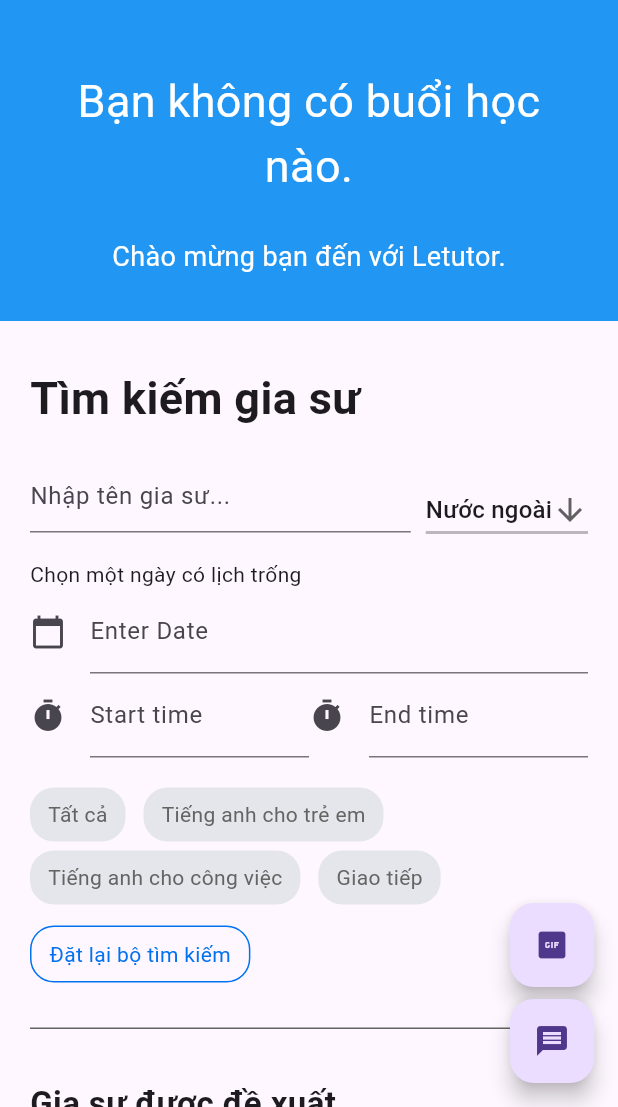
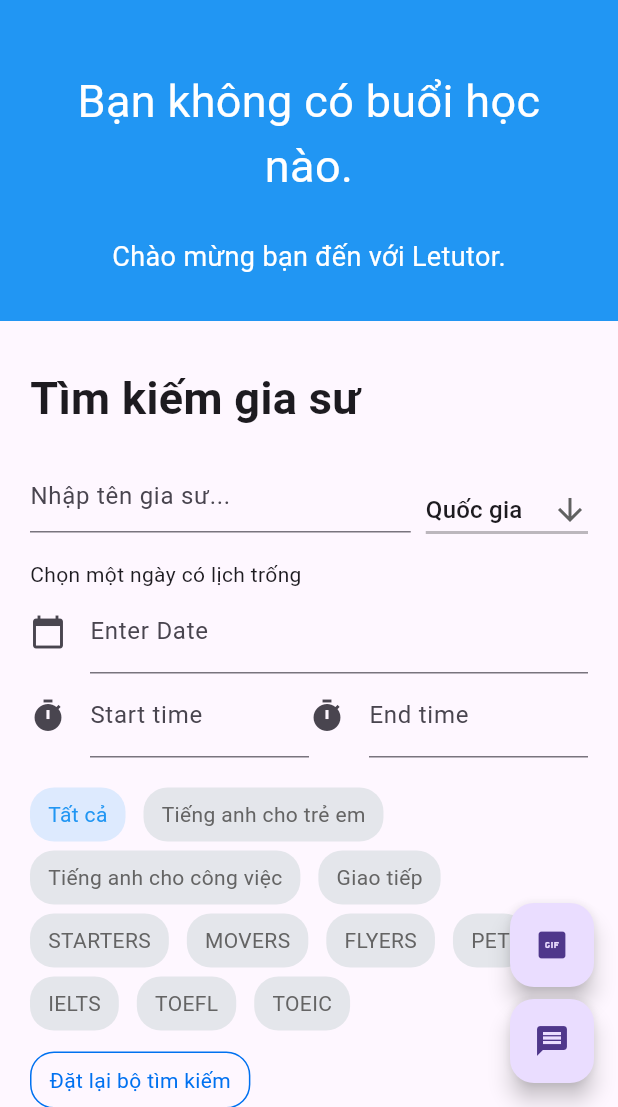
Before and after one commit to duongtanton/advanced-mobile-20_3, a Flutter app: the screen it shows after launch, after a tap on an icon or button, on a phone screen of 412 x 824 dp, the part 129-1236 px from its top. Run offline on Flutter 3.47's test engine with Material 3 defaults, Android fonts, the phone set to English and light mode, and no system bars; our stand-ins replace flutter_dotenv, flutter_svg, google_sign_in, readmore, shared_preferences, syncfusion_flutter_calendar and 1 more; missing offline and left inert: country_flags, easy_autocomplete, flutter_facebook_auth, number_paginator, time_range_picker; network calls fail.

Commit message:
Add filter search for home page

```diff
--- a/lib/main.dart
+++ b/lib/main.dart
@@ -4,6 +4,7 @@ import 'package:mobile_20120598/src/constants/country.dart';
 import 'package:mobile_20120598/src/pages/booking_page.dart';
 import 'package:mobile_20120598/src/pages/course_info_page.dart';
 import 'package:mobile_20120598/src/pages/courses_page.dart';
+import 'package:mobile_20120598/src/pages/error_page.dart';
 import 'package:mobile_20120598/src/pages/evaluate_page.dart';
 import 'package:mobile_20120598/src/pages/home_page.dart';
 import 'package:mobile_20120598/src/pages/lesson_info.dart';
@@ -29,17 +30,45 @@ class MyApp extends StatelessWidget {
     return MaterialApp(
       title: '20120598',
       initialRoute: "/sign-in",
-      routes: {
-        '/': (context) => const HomePage(title: "Home"),
-        '/sign-in': (context) => const SignInPage(title: "LetTuTor"),
-        '/sign-up': (context) => const SignUpPagePage(title: "LetTuTor"),
-        '/booking': (context) => const BookingPage(title: "LetTuTor"),
-        '/schedule': (context) => const SchedulePage(title: "LetTuTor"),
-        '/evaluate': (context) => const EvaluatePage(title: "LetTuTor"),
-        '/courses': (context) => const CoursesPage(title: "LetTuTor"),
-        '/course-info': (context) => const CourseInfoPage(title: "LetTuTor"),
-        '/lesson-info': (context) => const LessonInfoPage(title: "LetTuTor"),
-        '/video-call': (context) => const VideoCallPage(title: "LetTuTor"),
+      onGenerateRoute: (settings) {
+        switch (settings.name) {
+          case '/':
+            return MaterialPageRoute(
+                builder: (context) => const HomePage(title: ""));
+          case '/sign-in':
+            return MaterialPageRoute(
+                builder: (context) => const SignInPage(title: "sign-in"));
+          case '/sign-up':
+            return MaterialPageRoute(
+                builder: (context) => const SignUpPagePage(title: "sign-up"));
+          case '/booking':
+            return MaterialPageRoute(
+                builder: (context) => const BookingPage(title: "booking"));
+          case '/schedule':
+            return MaterialPageRoute(
+                builder: (context) => const SchedulePage(title: "schedule"));
+          case '/evaluate':
+            return MaterialPageRoute(
+                builder: (context) => const EvaluatePage(title: "evaluate"));
+          case '/courses':
+            return MaterialPageRoute(
+                builder: (context) => const CoursesPage(title: "courses"));
+          case '/course-info':
+            return MaterialPageRoute(
+                builder: (context) =>
+                    const CourseInfoPage(title: "course-info"));
+          case '/lesson-info':
+            return MaterialPageRoute(
+                builder: (context) =>
+                    const LessonInfoPage(title: "lesson-info"));
+          case '/video-call':
+            return MaterialPageRoute(
+                builder: (context) => const VideoCallPage(title: "video-call"));
+          default:
+            // Handle unknown routes here
+            return MaterialPageRoute(
+                builder: (context) => const ErrorPage(title: "\\error"));
+        }
       },
     );
   }
--- a/lib/src/pages/home_page.dart
+++ b/lib/src/pages/home_page.dart
@@ -19,8 +19,27 @@ class HomePage extends StatefulWidget {
 }
 
 class _HomePageState extends State<HomePage> {
-  List<String> list = <String>['Nước ngoài', 'Việt Nam', 'Bản địa'];
-  String dropdownValue = "Nước ngoài";
+  List<dynamic> locations = <dynamic>[
+    {'name': 'Quốc gia', 'value': 'all'},
+    {'name': 'Việt Nam', 'value': 'isVietnamese'},
+    {'name': 'Bản địa', 'value': 'isNative'},
+    {'name': 'Nước ngoài', 'value': 'onboarded'}
+  ];
+  List<dynamic> specialties = <dynamic>[
+    {'name': 'Tất cả', 'value': 'all'},
+    {'name': 'Tiếng anh cho trẻ em', 'value': 'english-for-kids'},
+    {'name': 'Tiếng anh cho công việc', 'value': 'business-english'},
+    {'name': 'Giao tiếp', 'value': 'conversational-english'},
+    {'name': 'STARTERS', 'value': 'starters'},
+    {'name': 'MOVERS', 'value': 'movers'},
+    {'name': 'FLYERS', 'value': 'flyers'},
+    {'name': 'PET', 'value': 'ket'},
+    {'name': 'IELTS', 'value': 'pet'},
+    {'name': 'TOEFL', 'value': 'toefl'},
+    {'name': 'TOEIC', 'value': 'toeic'},
+  ];
+  String selectedLocation = 'all';
+  String selectedSpecialty = 'all';
   TimeRange timeRange =
       TimeRange(startTime: TimeOfDay.now(), endTime: TimeOfDay.now());
   TextEditingController dateInput = TextEditingController();
@@ -50,33 +69,25 @@ class _HomePageState extends State<HomePage> {
   }
 
   _asyncMethod() async {
-    var data = (await tutorService.getTutors(
-        page: 1, search: searchText.text))["data"];
-    setState(() {
-      if (null != data) {
-        tutors = data["rows"];
-        totalPage = data["count"];
-      }
-    });
+    await _search();
   }
 
   _handleChangePage(index) async {
-    var data = (await tutorService.getTutors(page: index + 1))["data"];
-    if (null != data) {
-      tutors = data["rows"];
-      totalPage = data["count"];
-    }
-    setState(() {
-      currentPage = index;
-    });
+    currentPage = index + 1;
+    _search();
   }
 
   _search() async {
     if (_debounce?.isActive ?? false) _debounce?.cancel();
-    _debounce = Timer(const Duration(milliseconds: 500), () async {
+    _debounce = Timer(const Duration(milliseconds: 800), () async {
       var data = (await tutorService.getTutors(
-        page: 1,
+        page: currentPage,
         search: searchText.text,
+        nationality: selectedLocation,
+        specialties: selectedSpecialty,
+        date: dateInput.text,
+        tutoringTimeAvailableStart: startTime.text,
+        tutoringTimeAvailableEnd: endTime.text,
       ))["data"];
       setState(() {
         if (null != data) {
@@ -267,7 +278,36 @@ class _HomePageState extends State<HomePage> {
                 ],
               ),
             ))
-        .cast<Widget>()
+        .toList();
+    List<DropdownMenuItem<String>> locationWidgets = locations
+        .map((item) => DropdownMenuItem<String>(
+              value: item["value"],
+              child: Text(item["name"]),
+            ))
+        .toList();
+
+    List<Widget> specialtyWidgets = specialties
+        .map(
+          (item) => GestureDetector(
+              onTap: () {
+                selectedSpecialty = item["value"];
+                _search();
+              },
+              child: Container(
+                  padding: const EdgeInsets.only(
+                      top: 8, right: 12, left: 12, bottom: 8),
+                  decoration: BoxDecoration(
+                    borderRadius: const BorderRadius.all(Radius.circular(16)),
+                    color: item["value"] == selectedSpecialty
+                        ? const Color.fromRGBO(221, 234, 254, 1)
+                        : const Color.fromRGBO(228, 230, 235, 1),
+                  ),
+                  child: Text(item["name"],
+                      style: TextStyle(
+                          color: item!["value"] == selectedSpecialty
+                              ? Colors.blue
+                              : const Color.fromRGBO(100, 100, 100, 1))))),
+        )
         .toList();
     return Scaffold(
       body: Column(
@@ -329,7 +369,7 @@ class _HomePageState extends State<HomePage> {
                             ),
                             const Padding(padding: EdgeInsets.only(right: 10)),
                             DropdownButton<String>(
-                              value: dropdownValue,
+                              value: selectedLocation,
                               padding: const EdgeInsets.only(bottom: 0),
                               icon: const Icon(Icons.arrow_downward),
                               underline: Container(
@@ -338,16 +378,11 @@ class _HomePageState extends State<HomePage> {
                               ),
                               onChanged: (String? value) {
                                 setState(() {
-                                  dropdownValue = value!;
+                                  selectedLocation = value!;
+                                  _search();
                                 });
                               },
-                              items: list.map<DropdownMenuItem<String>>(
-                                  (String value) {
-                                return DropdownMenuItem<String>(
-                                  value: value,
-                                  child: Text(value),
-                                );
-                              }).toList(),
+                              items: locationWidgets,
                             )
                           ],
                         ),
@@ -357,34 +392,24 @@ class _HomePageState extends State<HomePage> {
                             Expanded(
                                 child: TextField(
                               controller: dateInput,
-                              //editing controller of this TextField
                               decoration: const InputDecoration(
                                   icon: Icon(Icons.calendar_today),
-                                  //icon of text field
-                                  labelText: "Enter Date" //label text of field
-                                  ),
+                                  labelText: "Enter Date"),
                               readOnly: true,
-                              //set it true, so that user will not able to edit text
                               onTap: () async {
                                 DateTime? pickedDate = await showDatePicker(
                                     context: context,
                                     initialDate: DateTime.now(),
                                     firstDate: DateTime(1950),
-                                    //DateTime.now() - not to allow to choose before today.
                                     lastDate: DateTime(2100));
-
                                 if (pickedDate != null) {
-                                  print(
-                                      pickedDate); //pickedDate output format => 2021-03-10 00:00:00.000
                                   String formattedDate =
                                       DateFormat('yyyy-MM-dd')
                                           .format(pickedDate);
-                                  print(
-                                      formattedDate); //formatted date output using intl package =>  2021-03-16
                                   setState(() {
-                                    dateInput.text =
-                                        formattedDate; //set output date to TextField value.
+                                    dateInput.text = formattedDate;
                                   });
+                                  _search();
                                 } else {}
                               },
                             )),
@@ -403,6 +428,7 @@ class _HomePageState extends State<HomePage> {
                                   startTime.text =
                                       result.startTime.format(context);
                                   endTime.text = result.endTime.format(context);
+                                  _search();
                                 },
                                 decoration: const InputDecoration(
                                     icon: Icon(Icons.timer),
@@ -423,6 +449,7 @@ class _HomePageState extends State<HomePage> {
                                   startTime.text =
                                       result.startTime.format(context);
                                   endTime.text = result.endTime.format(context);
+                                  _search();
                                 },
                                 decoration: const InputDecoration(
                                     icon: Icon(Icons.timer),
@@ -437,59 +464,20 @@ class _HomePageState extends State<HomePage> {
                         Wrap(
                           spacing: 12,
                           runSpacing: 6,
-                          children: [
-                            Container(
-                                padding: const EdgeInsets.only(
-                                    top: 8, right: 12, left: 12, bottom: 8),
-                                decoration: const BoxDecoration(
-                                  borderRadius:
-                                      BorderRadius.all(Radius.circular(16)),
-                                  color: Color.fromRGBO(228, 230, 235, 1),
-                                ),
-                                child: const Text("Tất cả",
-                                    style: TextStyle(
-                                        color:
-                                            Color.fromRGBO(100, 100, 100, 1)))),
-                            Container(
-                              padding: const EdgeInsets.only(
-                                  top: 8, right: 12, left: 12, bottom: 8),
-                              decoration: const BoxDecoration(
-                                borderRadius:
-                                    BorderRadius.all(Radius.circular(16)),
-                                color: Color.fromRGBO(228, 230, 235, 1),
-                              ),
-                              child: const Text("Tiếng anh cho trẻ em",
-                                  style: TextStyle(
-                                      color: Color.fromRGBO(100, 100, 100, 1))),
-                            ),
-                            Container(
-                                padding: const EdgeInsets.only(
-                                    top: 8, right: 12, left: 12, bottom: 8),
-                                decoration: const BoxDecoration(
-                                  borderRadius:
-                                      BorderRadius.all(Radius.circular(16)),
-                                  color: Color.fromRGBO(228, 230, 235, 1),
-                                ),
-                                child: const Text("Tiếng anh cho công việc",
-                                    style: TextStyle(
-                                        color:
-                                            Color.fromRGBO(100, 100, 100, 1)))),
-                            Container(
-                                padding: const EdgeInsets.only(
-                                    top: 8, right: 12, left: 12, bottom: 8),
-                                decoration: const BoxDecoration(
-                                  borderRadius:
-                                      BorderRadius.all(Radius.circular(16)),
-                                  color: Color.fromRGBO(228, 230, 235, 1),
-                                ),
-                                child: const Text("Giao tiếp",
-                                    style: TextStyle(
-                                        color:
-                                            Color.fromRGBO(100, 100, 100, 1))))
-                          ],
+                          children: specialtyWidgets,
                         ),
                         const Padding(padding: EdgeInsets.only(top: 14)),
-                        Container(
+                        GestureDetector(
+                          onTap: () {
+                            selectedLocation = "all";
+                            selectedSpecialty = "all";
+                            dateInput.text = "";
+                            startTime.text = "";
+                            endTime.text = "";
+                            searchText.text = "";
+                            _search();
+                          },
+                          child: Container(
                               padding: const EdgeInsets.only(
                                   top: 8, right: 12, left: 12, bottom: 8),
                               decoration: const BoxDecoration(
@@ -508,6 +496,7 @@ class _HomePageState extends State<HomePage> {
                               child: const Text("Đặt lại bộ tìm kiếm",
                                   style: TextStyle(
                                       color: Color.fromRGBO(0, 113, 240, 1)))),
+                        )
                       ]),
                 ),
                 const Padding(padding: EdgeInsets.only(top: 14)),
@@ -523,12 +512,18 @@ class _HomePageState extends State<HomePage> {
                                 fontWeight: FontWeight.w700, fontSize: 22)),
                       ]),
                       const Padding(padding: EdgeInsets.only(top: 20)),
+                      totalPage > 0
+                          ? Column(
+                              children: [
                                 ...tutorWidgets,
-                      const Padding(padding: EdgeInsets.only(top: 30)),
                                 NumberPaginator(
                                   numberPages: totalPage,
                                   onPageChange: _handleChangePage,
                                 )
+                              ],
+                            )
+                          : const Text("Không có kết quả tìm kiếm"),
+                      const Padding(padding: EdgeInsets.only(top: 30)),
                     ],
                   ),
                 )
--- a/lib/src/services/tutor_service.dart
+++ b/lib/src/services/tutor_service.dart
@@ -16,7 +16,8 @@ class TutorService {
       {page = 1,
       perPage = 10,
       search,
-      nationality = const [],
+      nationality,
+      specialties,
       date,
       tutoringTimeAvailableStart,
       tutoringTimeAvailableEnd}) async {
@@ -24,15 +25,27 @@ class TutorService {
     if (tokens['access_token'] == null) {
       return {'success': false, 'message': 'Access token not found'};
     }
+    if (null != nationality && "all" != nationality) {
+      if ("onboarded" == nationality) {
+        nationality = {'isNative': false, 'isVietNamese': false};
+      } else {
+        nationality = {nationality: true};
+      }
+    }
     Map<String, dynamic> body = {
       'page': page,
       'perPage': perPage,
-      'date': date,
       'search': search,
-      'tutoringTimeAvailable': [
-        tutoringTimeAvailableStart,
-        tutoringTimeAvailableEnd
-      ]
+      'filters': {
+        'date': date,
+        'nationality': nationality ?? {},
+        'specialties':
+            "all" == specialties || null == specialties ? [] : [specialties],
+        'tutoringTimeAvailable': [
+          tutoringTimeAvailableStart,
+          tutoringTimeAvailableEnd
+        ]
+      },
     };
     final response = await http.post(
       Uri.parse('$baseUrl/tutor/search'),
```
Also changed, not shown: lib/src/pages/error_page.dart (added, +75 -0 lines). Lines whose indentation alone changed are shown as unchanged.
